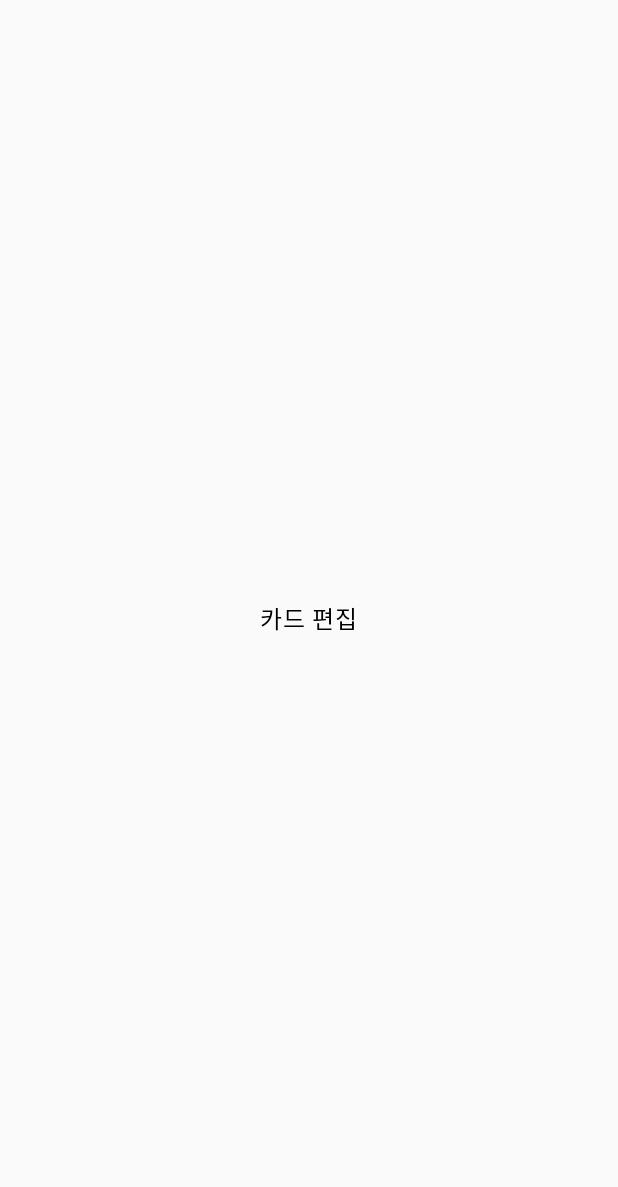
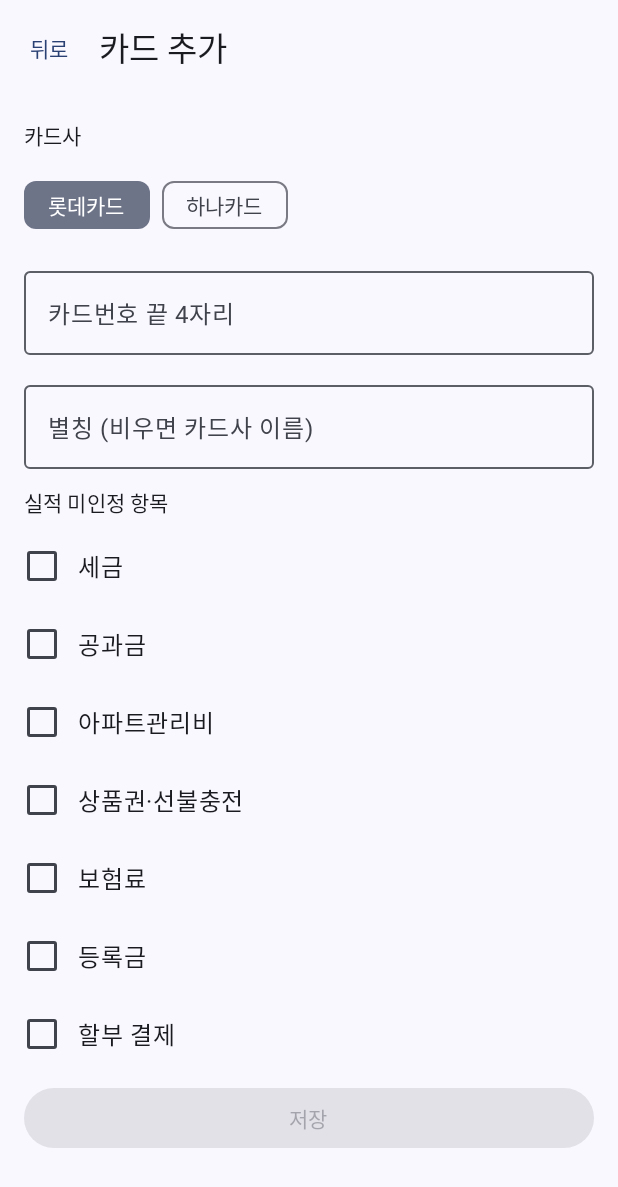
Before and after one commit to jstensix/card-spending, an Android app built with Jetpack Compose: the CardEditScreen screen opened through its navigation route, on a phone screen of 412 x 824 dp. Before the commit the part shown is almost empty. Shown: the top 1187 px of the screen. Run offline under Robolectric (Android 15) with nearby library versions, the phone set to English and light mode, and no system bars; our stand-ins replace Room's generated code.

Commit message:
feat: 카드 등록·수정·삭제
Co-Authored-By: Claude Opus 5.5 <noreply@anthropic.com>

```diff
--- a/app/src/main/java/com/jstensix/cardspending/ui/AppNavHost.kt
+++ b/app/src/main/java/com/jstensix/cardspending/ui/AppNavHost.kt
@@ -5,6 +5,12 @@ import androidx.compose.foundation.layout.fillMaxSize
 import androidx.compose.material3.Text
 import androidx.compose.runtime.Composable
 import androidx.compose.runtime.getValue
+import androidx.compose.runtime.rememberCoroutineScope
+import androidx.navigation.toRoute
+import com.jstensix.cardspending.ui.cards.CardEditScreen
+import com.jstensix.cardspending.ui.cards.CardEditViewModel
+import com.jstensix.cardspending.ui.cards.CardListScreen
+import kotlinx.coroutines.launch
 import androidx.compose.ui.Alignment
 import androidx.compose.ui.Modifier
 import androidx.compose.ui.platform.LocalContext
@@ -57,8 +63,32 @@ fun AppNavHost(container: AppContainer, backupWarning: Flow<String?> = flowOf(nu
                 onOpenUnparsed = { nav.navigate(UnparsedRoute) },
             )
         }
-        composable<CardsRoute> { Placeholder("카드 관리") }
-        composable<CardEditRoute> { Placeholder("카드 편집") }
+        composable<CardsRoute> {
+            val cards by container.repository.observeCards().collectAsStateWithLifecycle(emptyList())
+            CardListScreen(
+                cards = cards,
+                onBack = { nav.popBackStack() },
+                onEdit = { id -> nav.navigate(CardEditRoute(id)) },
+                onAdd = { nav.navigate(CardEditRoute()) },
+            )
+        }
+        composable<CardEditRoute> { entry ->
+            val cardId = entry.toRoute<CardEditRoute>().cardId.takeIf { it != 0L }
+            val vm = viewModel { CardEditViewModel(container.repository, cardId) }
+            val state by vm.state.collectAsStateWithLifecycle()
+            val scope = rememberCoroutineScope()
+            CardEditScreen(
+                state = state,
+                isEditing = cardId != null,
+                onIssuer = vm::setIssuer,
+                onLast4 = vm::setLast4,
+                onNickname = vm::setNickname,
+                onToggle = vm::toggleExclusion,
+                onSave = { scope.launch { if (vm.save()) nav.popBackStack() } },
+                onDelete = { scope.launch { vm.delete(); nav.popBackStack() } },
+                onBack = { nav.popBackStack() },
+            )
+        }
         composable<CardDetailRoute> { Placeholder("카드 결제 내역") }
         composable<EntryRoute> { Placeholder("결제 직접 추가") }
         composable<UnparsedRoute> { Placeholder("인식 실패 목록") }
--- /dev/null
+++ b/app/src/main/java/com/jstensix/cardspending/ui/cards/CardEditScreen.kt
@@ -0,0 +1,103 @@
+package com.jstensix.cardspending.ui.cards
+
+import androidx.compose.foundation.layout.Arrangement
+import androidx.compose.foundation.layout.Column
+import androidx.compose.foundation.layout.Row
+import androidx.compose.foundation.layout.Spacer
+import androidx.compose.foundation.layout.width
+import androidx.compose.foundation.layout.fillMaxSize
+import androidx.compose.foundation.layout.fillMaxWidth
+import androidx.compose.foundation.layout.padding
+import androidx.compose.foundation.rememberScrollState
+import androidx.compose.foundation.selection.toggleable
+import androidx.compose.ui.semantics.Role
+import androidx.compose.foundation.text.KeyboardOptions
+import androidx.compose.foundation.verticalScroll
+import androidx.compose.material3.Button
+import androidx.compose.material3.Checkbox
+import androidx.compose.material3.ExperimentalMaterial3Api
+import androidx.compose.material3.FilterChip
+import androidx.compose.material3.MaterialTheme
+import androidx.compose.material3.OutlinedButton
+import androidx.compose.material3.OutlinedTextField
+import androidx.compose.material3.Scaffold
+import androidx.compose.material3.Text
+import androidx.compose.material3.TextButton
+import androidx.compose.material3.TopAppBar
+import androidx.compose.runtime.Composable
+import androidx.compose.ui.Alignment
+import androidx.compose.ui.Modifier
+import androidx.compose.ui.text.input.KeyboardType
+import androidx.compose.ui.unit.dp
+import com.jstensix.cardspending.model.ExclusionItem
+import com.jstensix.cardspending.model.Issuer
+
+@OptIn(ExperimentalMaterial3Api::class)
+@Composable
+fun CardEditScreen(
+    state: CardEditState,
+    isEditing: Boolean,
+    onIssuer: (Issuer) -> Unit,
+    onLast4: (String) -> Unit,
+    onNickname: (String) -> Unit,
+    onToggle: (ExclusionItem) -> Unit,
+    onSave: () -> Unit,
+    onDelete: () -> Unit,
+    onBack: () -> Unit,
+) {
+    Scaffold(
+        topBar = {
+            TopAppBar(
+                title = { Text(if (isEditing) "카드 수정" else "카드 추가") },
+                navigationIcon = { TextButton(onClick = onBack) { Text("뒤로") } },
+            )
+        },
+    ) { padding ->
+        Column(
+            modifier = Modifier.fillMaxSize().padding(padding).padding(16.dp).verticalScroll(rememberScrollState()),
+            verticalArrangement = Arrangement.spacedBy(12.dp),
+        ) {
+            Text("카드사", style = MaterialTheme.typography.titleSmall)
+            Row(horizontalArrangement = Arrangement.spacedBy(8.dp)) {
+                Issuer.entries.forEach { issuer ->
+                    FilterChip(selected = state.issuer == issuer, onClick = { onIssuer(issuer) }, label = { Text(issuer.displayName) })
+                }
+            }
+            OutlinedTextField(
+                value = state.last4,
+                onValueChange = { onLast4(it.filter(Char::isDigit)) },
+                label = { Text("카드번호 끝 4자리") },
+                keyboardOptions = KeyboardOptions(keyboardType = KeyboardType.NumberPassword),
+                singleLine = true,
+                modifier = Modifier.fillMaxWidth(),
+            )
+            OutlinedTextField(
+                value = state.nickname,
+                onValueChange = onNickname,
+                label = { Text("별칭 (비우면 카드사 이름)") },
+                singleLine = true,
+                modifier = Modifier.fillMaxWidth(),
+            )
+            state.conflictWarning?.let { Text(it, color = MaterialTheme.colorScheme.error) }
+            Text("실적 미인정 항목", style = MaterialTheme.typography.titleSmall)
+            ExclusionItem.entries.forEach { item ->
+                Row(
+                    modifier = Modifier.fillMaxWidth().toggleable(
+                        value = item in state.exclusions,
+                        role = Role.Checkbox,
+                        onValueChange = { onToggle(item) },
+                    ),
+                    verticalAlignment = Alignment.CenterVertically,
+                ) {
+                    Checkbox(checked = item in state.exclusions, onCheckedChange = null, modifier = Modifier.padding(vertical = 8.dp))
+                    Spacer(Modifier.width(12.dp))
+                    Text(item.label)
+                }
+            }
+            Button(onClick = onSave, enabled = state.canSave, modifier = Modifier.fillMaxWidth()) { Text("저장") }
+            if (isEditing) {
+                OutlinedButton(onClick = onDelete, modifier = Modifier.fillMaxWidth()) { Text("카드 삭제") }
+            }
+        }
+    }
+}
--- /dev/null
+++ b/app/src/main/java/com/jstensix/cardspending/ui/cards/CardEditViewModel.kt
@@ -0,0 +1,70 @@
+package com.jstensix.cardspending.ui.cards
+
+import androidx.lifecycle.ViewModel
+import androidx.lifecycle.viewModelScope
+import com.jstensix.cardspending.data.SpendingRepository
+import com.jstensix.cardspending.model.Card
+import com.jstensix.cardspending.model.ExclusionItem
+import com.jstensix.cardspending.model.Issuer
+import com.jstensix.cardspending.rules.findMaskConflict
+import com.jstensix.cardspending.rules.isValidLast4
+import kotlinx.coroutines.flow.MutableStateFlow
+import kotlinx.coroutines.flow.SharingStarted
+import kotlinx.coroutines.flow.StateFlow
+import kotlinx.coroutines.flow.combine
+import kotlinx.coroutines.flow.stateIn
+import kotlinx.coroutines.flow.update
+import kotlinx.coroutines.launch
+
+data class CardEditState(
+    val issuer: Issuer = Issuer.LOTTE,
+    val last4: String = "",
+    val nickname: String = "",
+    val exclusions: Set<ExclusionItem> = emptySet(),
+    val conflictWarning: String? = null,
+    val canSave: Boolean = false,
+)
+
+class CardEditViewModel(private val repo: SpendingRepository, private val cardId: Long?) : ViewModel() {
+    private val form = MutableStateFlow(CardEditState())
+
+    val state: StateFlow<CardEditState> = combine(form, repo.observeCards()) { f, cards ->
+        val conflict = findMaskConflict(cards, toCard(f))
+        f.copy(
+            conflictWarning = conflict?.let { "「${it.nickname}」과 끝 4자리의 1·3번째 숫자가 같아요. 알림으로는 두 카드를 구분할 수 없어요." },
+            canSave = isValidLast4(f.last4),
+        )
+    }.stateIn(viewModelScope, SharingStarted.Eagerly, CardEditState())
+
+    init {
+        if (cardId != null) {
+            viewModelScope.launch {
+                repo.getCard(cardId)?.let { card ->
+                    form.value = CardEditState(card.issuer, card.last4, card.nickname, card.exclusions)
+                }
+            }
+        }
+    }
+
+    fun setIssuer(value: Issuer) = form.update { it.copy(issuer = value) }
+    fun setLast4(value: String) = form.update { it.copy(last4 = value.take(4)) }
+    fun setNickname(value: String) = form.update { it.copy(nickname = value) }
+    fun toggleExclusion(item: ExclusionItem) = form.update {
+        it.copy(exclusions = if (item in it.exclusions) it.exclusions - item else it.exclusions + item)
+    }
+
+    /** Saves even when another card has the same visible digits; the warning is informational. */
+    suspend fun save(): Boolean {
+        val f = form.value
+        if (!isValidLast4(f.last4)) return false
+        repo.saveCard(toCard(f).copy(nickname = f.nickname.trim().ifBlank { f.issuer.displayName }))
+        return true
+    }
+
+    suspend fun delete() {
+        cardId?.let { repo.deleteCard(it) }
+    }
+
+    private fun toCard(f: CardEditState) =
+        Card(id = cardId ?: 0, issuer = f.issuer, last4 = f.last4, nickname = f.nickname, exclusions = f.exclusions)
+}
```
Also changed, not shown: app/src/main/java/com/jstensix/cardspending/ui/cards/CardListScreen.kt (added, +55 -0 lines), 1 other file.
